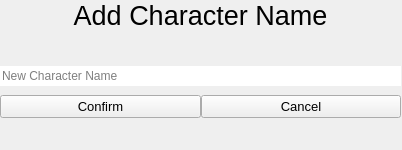
Qt form WeaverDialogueBuilder/CharacterCreation.ui (milovanpelt/Weaver) before a commit.
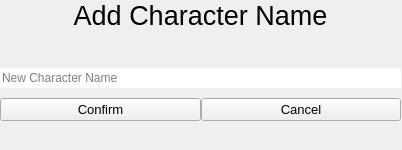
The same form after that commit.

What changed in the file:
```diff
--- a/WeaverDialogueBuilder/CharacterCreation.ui
+++ b/WeaverDialogueBuilder/CharacterCreation.ui
@@ -37,7 +37,7 @@
      <x>0</x>
      <y>0</y>
      <width>401</width>
-     <height>123</height>
+     <height>126</height>
     </rect>
    </property>
    <layout class="QVBoxLayout" name="verticalLayout">
```
Left out of the diff: 2 changed lines with no effect on the pictures.
